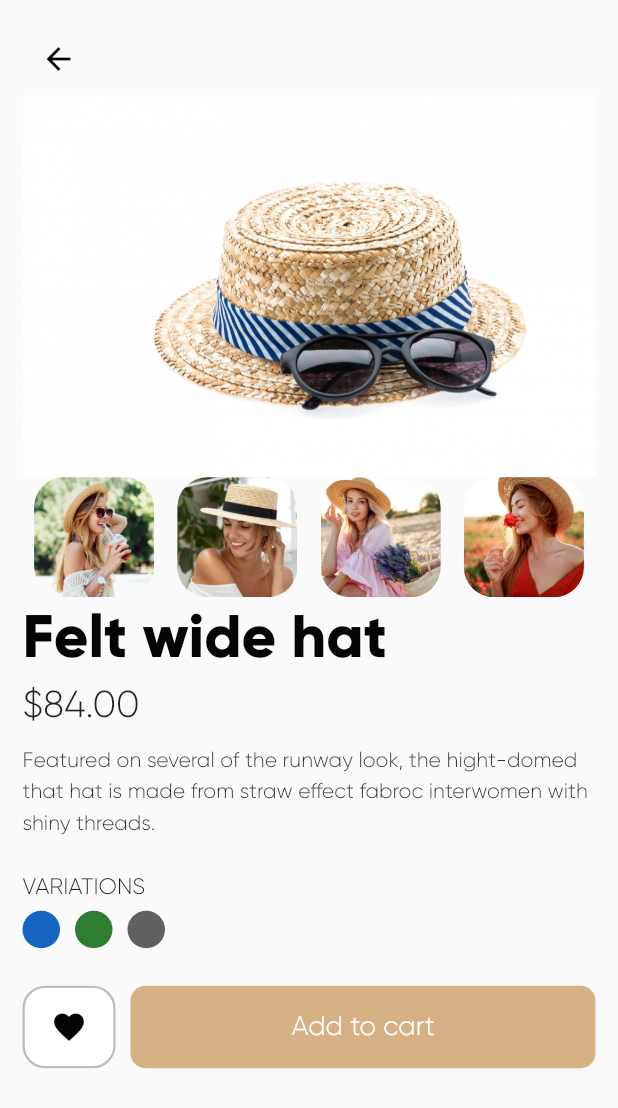
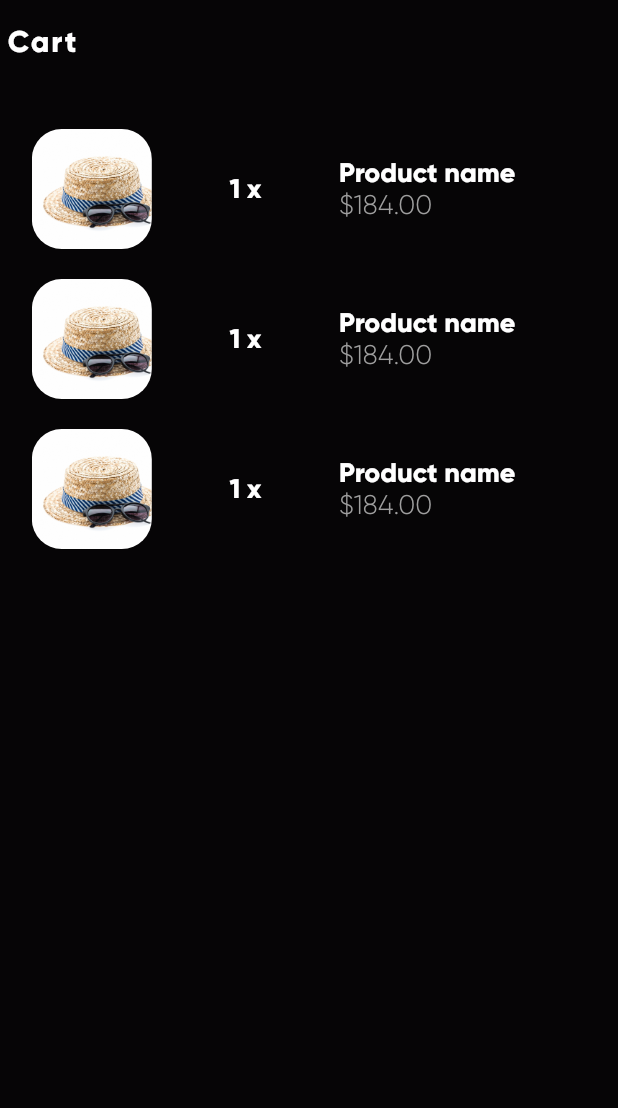
Before and after one commit to quqlock/UI-Flutter-Fashion-App, a Flutter app: the ProductScreen screen opened directly with sample values from the repository, after a tap on "Add to cart", on a phone screen of 412 x 824 dp. Shown: the top 1108 px of the screen. Run offline on Flutter 3.47's test engine with Material 2 defaults, Android fonts, the phone set to English and light mode, and no system bars; our stand-ins replace page_view_indicators.

Commit message:
Products in cart

```diff
--- a/lib/screens/cart_screen.dart
+++ b/lib/screens/cart_screen.dart
@@ -0,0 +1,115 @@
+import 'package:flutter/material.dart';
+import 'package:flutter_fashion_app/const.dart';
+import 'package:flutter_fashion_app/model/product.dart';
+
+class CartScreen extends StatefulWidget {
+  final Product product;
+  CartScreen(this.product);
+
+  @override
+  _CartScreenState createState() => _CartScreenState();
+}
+
+class _CartScreenState extends State<CartScreen> {
+  @override
+  Widget build(BuildContext context) {
+    return Scaffold(
+      appBar: AppBar(
+        elevation: 0,
+        backgroundColor: blackColor,
+        leading: Center(
+          child: Text(
+            'Cart',
+            style: TextStyle(
+              color: Colors.white,
+              fontSize: 20,
+              fontWeight: FontWeight.bold,
+              letterSpacing: 1.2,
+            ),
+          ),
+        ),
+      ),
+      body: SafeArea(
+        child: Container(
+          width: double.maxFinite,
+          color: blackColor,
+          child: Padding(
+            padding: const EdgeInsets.only(top: 10.0),
+            child: Column(
+              children: [
+                buildCartProductRowWidget(),
+                buildCartProductRowWidget(),
+                buildCartProductRowWidget(),
+              ],
+            ),
+          ),
+        ),
+      ),
+    );
+  }
+
+  Widget buildCartProductRowWidget() {
+    return Padding(
+      padding: const EdgeInsets.only(top: 20.0),
+      child: Row(
+        mainAxisAlignment: MainAxisAlignment.spaceEvenly,
+        children: [
+          Flexible(
+            flex: 2,
+            fit: FlexFit.loose,
+            child: Container(
+              width: 80,
+              height: 80,
+              decoration: BoxDecoration(
+                borderRadius: BorderRadius.circular(20),
+                image: DecorationImage(
+                  image: AssetImage('assets/images/products/hat1.jpg'),
+                  fit: BoxFit.cover,
+                ),
+              ),
+            ),
+          ),
+          Flexible(
+            flex: 1,
+            fit: FlexFit.tight,
+            child: Center(
+              child: Text(
+                '1 x',
+                style: TextStyle(
+                  color: Colors.white,
+                  fontSize: 18,
+                  fontWeight: FontWeight.bold,
+                ),
+              ),
+            ),
+          ),
+          Flexible(
+            flex: 2,
+            fit: FlexFit.tight,
+            child: Column(
+              mainAxisAlignment: MainAxisAlignment.start,
+              crossAxisAlignment: CrossAxisAlignment.start,
+              children: [
+                Text(
+                  'Product name',
+                  style: TextStyle(
+                    color: Colors.white,
+                    fontSize: 18,
+                    fontWeight: FontWeight.bold,
+                  ),
+                ),
+                Text(
+                  '\$184.00',
+                  style: TextStyle(
+                    color: Colors.grey,
+                    fontSize: 18.0,
+                  ),
+                ),
+              ],
+            ),
+          )
+        ],
+      ),
+    );
+  }
+}
--- a/lib/screens/product_screen.dart
+++ b/lib/screens/product_screen.dart
@@ -1,6 +1,7 @@
 import 'package:flutter/material.dart';
 import 'package:flutter_fashion_app/const.dart';
 import 'package:flutter_fashion_app/model/product.dart';
+import 'package:flutter_fashion_app/screens/cart_screen.dart';
 import 'package:flutter_fashion_app/widgets/big_button.dart';
 
 class ProductScreen extends StatefulWidget {
@@ -195,12 +196,20 @@ class _ProductScreenState extends State<ProductScreen> {
                           child: buildFavButtonWidget(),
                         ),
                         SizedBox(
-                          width: 10,
+                          width: 5,
                         ),
                         Expanded(
-                          flex: 5,
+                          flex: 4,
                           child: buildBigButtonWidget(
-                            () {},
+                            () {
+                              Navigator.push(
+                                context,
+                                MaterialPageRoute(
+                                  builder: (context) =>
+                                      CartScreen(widget.product),
+                                ),
+                              );
+                            },
                             'Add to cart',
                           ),
                         ),
```
